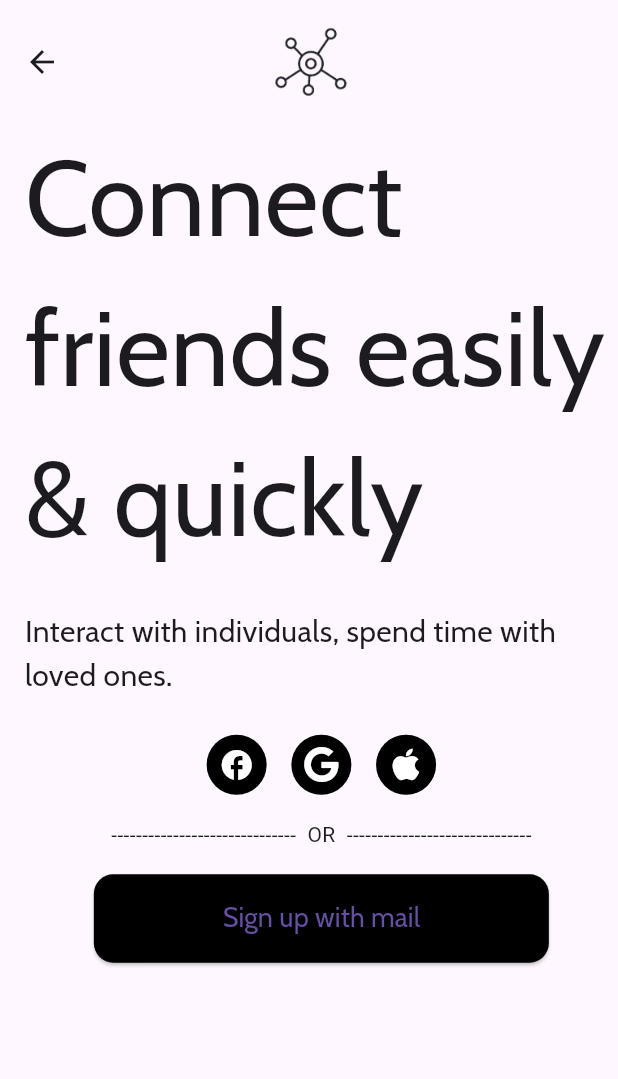
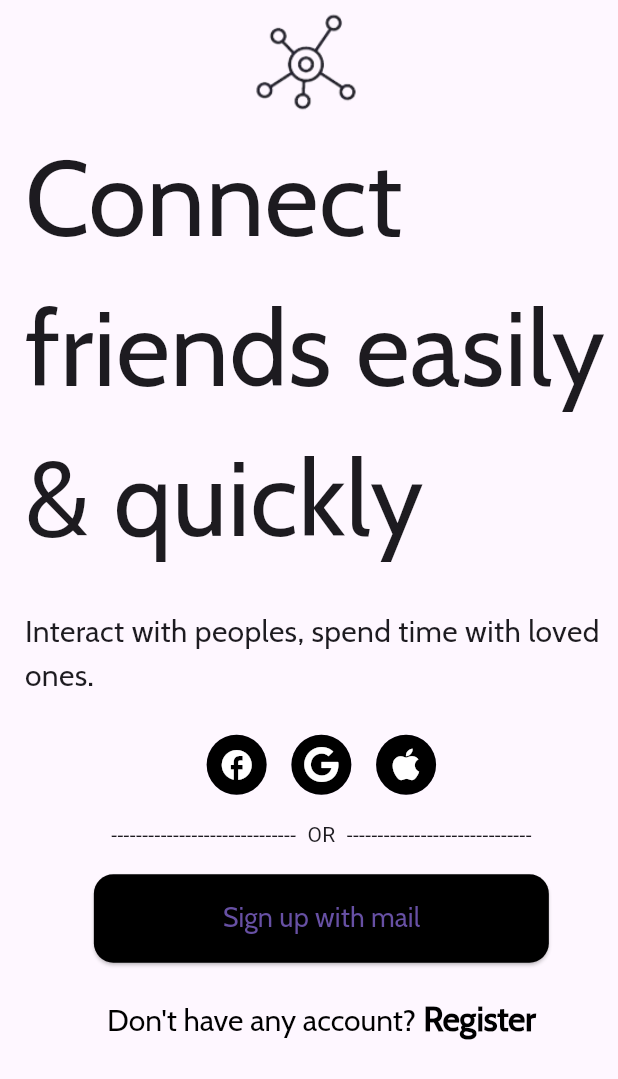
Before and after one commit to fahimahmed1310/connect_app, a Flutter app: the screen it shows after launch, on a phone screen of 412 x 824 dp. Shown: the top 1079 px of the screen. Run offline on Flutter 3.47's test engine with Material 3 defaults, Android fonts, the phone set to English and light mode, and no system bars; our stand-ins replace font_awesome_flutter, get.

Commit message:
getx added and welcome screen polished

```diff
--- /dev/null
+++ b/lib/controllers/welcome_screen_controller.dart
@@ -0,0 +1,24 @@
+import 'package:get/get.dart';
+
+enum Pages{login, register}
+
+class WelcomeScreenController extends GetxController{
+
+  Pages? _pages = Pages.login;
+
+
+
+
+
+
+
+
+  Pages get pages => _pages!;
+
+  set pages(Pages value) {
+    _pages = value;
+    update();
+  }
+
+
+}
--- /dev/null
+++ b/lib/helper/init_dependency.dart
@@ -0,0 +1,11 @@
+import 'package:connect_app/controllers/welcome_screen_controller.dart';
+import 'package:get/get.dart';
+
+class InitDependency extends Bindings{
+
+  @override
+  void dependencies() {
+    Get.lazyPut(() => WelcomeScreenController() );
+  }
+
+}
--- a/lib/main.dart
+++ b/lib/main.dart
@@ -1,5 +1,5 @@
+import 'package:connect_app/helper/init_dependency.dart';
 import 'package:connect_app/route/my_router.dart';
-import 'package:connect_app/screens/splash_screen.dart';
 import 'package:connect_app/utils/constants/color_constants.dart';
 import 'package:connect_app/utils/constants/route_constants.dart';
 import 'package:flutter/material.dart';
@@ -15,6 +15,7 @@
   @override
   Widget build(BuildContext context) {
     return GetMaterialApp(
+      initialBinding: InitDependency(),
       debugShowCheckedModeBanner: false,
       theme: ThemeData(
         elevatedButtonTheme: ElevatedButtonThemeData(
--- a/lib/route/my_router.dart
+++ b/lib/route/my_router.dart
@@ -8,8 +8,8 @@
 
    static List<GetPage> getRoutes(){
     return [
-      GetPage(name: RouteConstants.splashScreenRoute, page: () => SplashScreen()),
-      GetPage(name: RouteConstants.welcomeScreenRoute, page: () => WelcomeScreen()),
+      GetPage(name: RouteConstants.splashScreenRoute, page: () => const SplashScreen()),
+      GetPage(name: RouteConstants.welcomeScreenRoute, page: () => const WelcomeScreen())//transitionDuration:  Duration(seconds: 1),transition:Transition.rightToLeft),
     ];
   }
 
--- a/lib/screens/welcome_screen.dart
+++ b/lib/screens/welcome_screen.dart
@@ -1,4 +1,5 @@
 import 'package:connect_app/utils/constants/color_constants.dart';
+import 'package:flutter/gestures.dart';
 import 'package:flutter/material.dart';
 import 'package:font_awesome_flutter/font_awesome_flutter.dart';
 
@@ -14,7 +15,7 @@
         elevation: 0.0,
         backgroundColor: ColorConstants.transparentColor,
         title:  Padding(
-          padding: EdgeInsets.only(right: MediaQuery.of(context).size.width * 0.13),
+          padding: EdgeInsets.only(right: MediaQuery.of(context).size.width * 0.01),
           child: const Center(
             child: Image(
               image: AssetImage(
@@ -46,7 +47,7 @@
                 height: MediaQuery.of(context).size.height * 0.03,
               ),
               const Text(
-                "Interact with individuals, spend time with loved ones.",
+                "Interact with peoples, spend time with loved ones.",
                 maxLines: 2,
                 style: TextStyle(
                   fontSize: 20,
@@ -139,14 +140,44 @@
                 ],
               ),
               SizedBox(
-                height: MediaQuery.of(context).size.height * 0.02,
+                height: MediaQuery.of(context).size.height * 0.03,
               ),
               Row(
                 mainAxisAlignment: MainAxisAlignment.center,
                 children: [
-                  Text("")
+                  RichText(
+                    text: TextSpan(
+                      text: "Don't have any account?",
+                      style: const TextStyle(
+                          fontSize: 20,
+                          fontFamily: "Cabin",
+                        color: ColorConstants.blackColor
+                      ),
+                      children:  <TextSpan>[
+                        TextSpan(
+                            text: " Register",
+                            style: const TextStyle(
+                              fontFamily: "Cabin",
+                              fontSize: 22,
+                              fontWeight: FontWeight.bold
+                            ),
+                            recognizer:  TapGestureRecognizer()
+                              ..onTap = () {
+                                // if(authProvider.isLoginPage == true){
+                                //   authProvider.isLoginPage = false;
+                                //   Navigator.push(context, MaterialPageRoute(builder: (context)=>const RegisterScreen()));
+                                // }else{
+                                //   authProvider.isLoginPage = true;
+                                //   Navigator.push(context, MaterialPageRoute(builder: (context)=>const LoginScreen()));
+                                // }
+                              }
+
+                        ),
+                      ],
+                    ),
+                  ),
                 ],
-              )
+              ),
             ],
           ),
         ),
```
Also changed, not shown: lib/screens/splash_screen.dart (+11 -6 lines).
